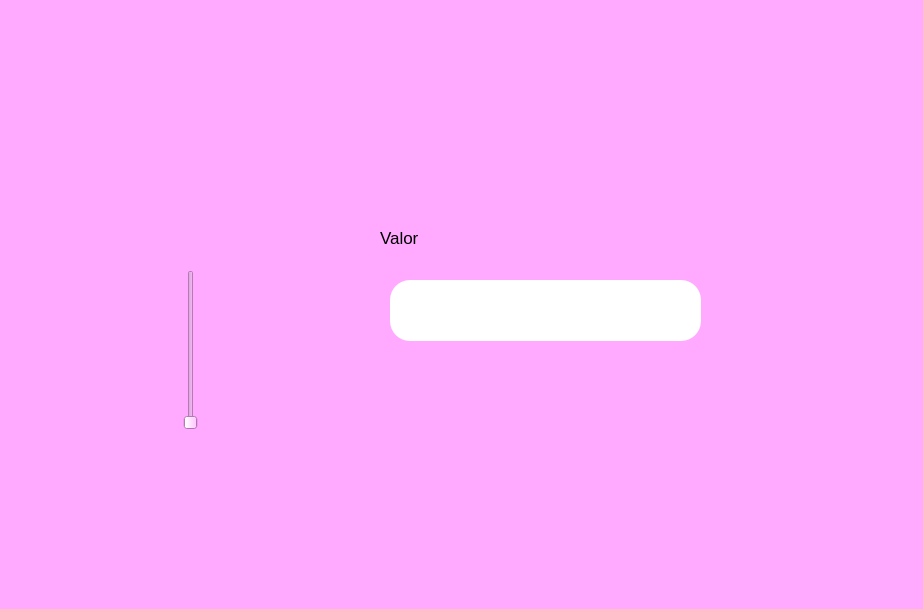
Old version of the form Unidad 2/P05_Componente_Verticalslider_Ejemplo.ui in the repository celineazs/PIP_2025_1_Eq3.
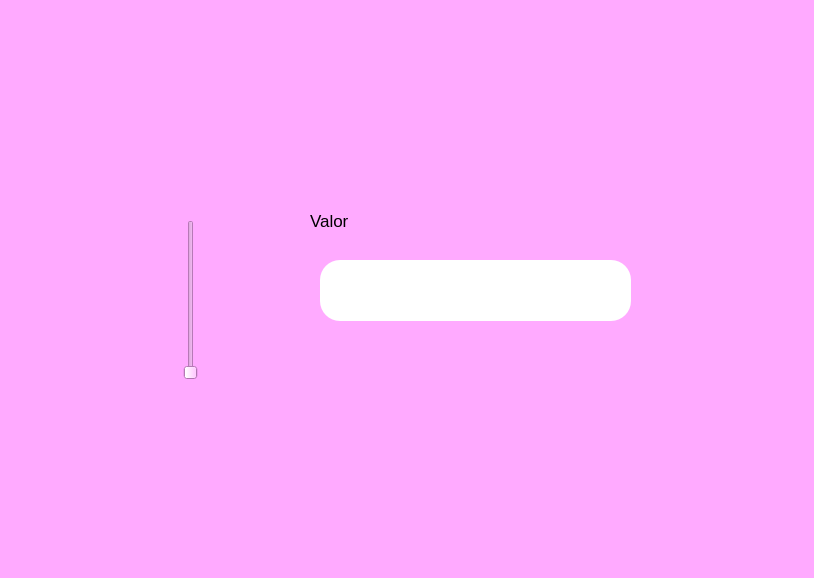
New version of the form. Icons and pictures are not drawn.

Diff of the .ui file:
```diff
--- a/Unidad 2/P05_Componente_Verticalslider_Ejemplo.ui
+++ b/Unidad 2/P05_Componente_Verticalslider_Ejemplo.ui
@@ -6,8 +6,8 @@
    <rect>
     <x>0</x>
     <y>0</y>
-    <width>923</width>
-    <height>609</height>
+    <width>814</width>
+    <height>578</height>
    </rect>
   </property>
   <property name="windowTitle">
@@ -20,7 +20,7 @@
    <widget class="QLabel" name="label">
     <property name="geometry">
      <rect>
-      <x>710</x>
+      <x>610</x>
       <y>380</y>
       <width>191</width>
       <height>171</height>
@@ -42,10 +42,10 @@
    <widget class="QLabel" name="label_2">
     <property name="geometry">
      <rect>
-      <x>740</x>
-      <y>20</y>
+      <x>640</x>
+      <y>10</y>
       <width>161</width>
-      <height>181</height>
+      <height>161</height>
      </rect>
     </property>
     <property name="styleSheet">
@@ -66,8 +66,8 @@
      <rect>
       <x>20</x>
       <y>10</y>
-      <width>161</width>
-      <height>181</height>
+      <width>231</width>
+      <height>131</height>
      </rect>
     </property>
     <property name="styleSheet">
@@ -86,10 +86,10 @@
    <widget class="QLabel" name="label_4">
     <property name="geometry">
      <rect>
-      <x>380</x>
-      <y>230</y>
+      <x>310</x>
+      <y>210</y>
       <width>55</width>
-      <height>16</height>
+      <height>21</height>
      </rect>
     </property>
     <property name="font">
@@ -104,8 +104,8 @@
    <widget class="QLineEdit" name="txt_valor">
     <property name="geometry">
      <rect>
-      <x>390</x>
-      <y>280</y>
+      <x>320</x>
+      <y>260</y>
       <width>311</width>
       <height>61</height>
      </rect>
@@ -124,7 +124,7 @@
     <property name="geometry">
      <rect>
       <x>170</x>
-      <y>270</y>
+      <y>220</y>
       <width>41</width>
       <height>160</height>
      </rect>
```
Left out of the diff: 8 changed lines with no effect on the pictures.
